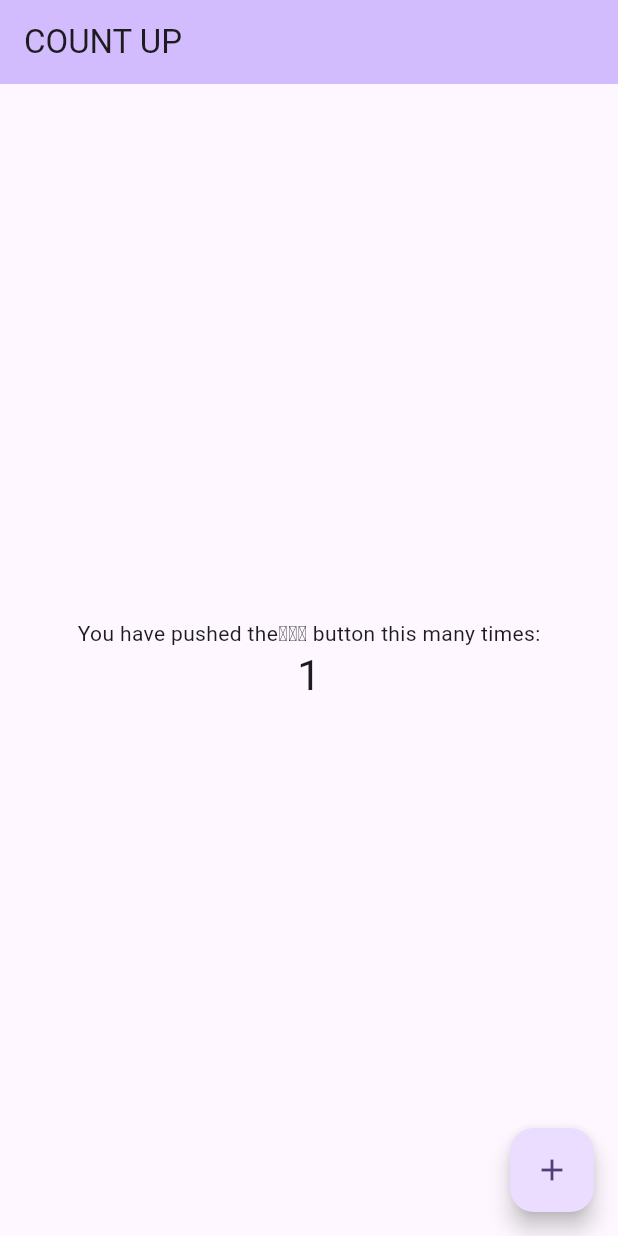
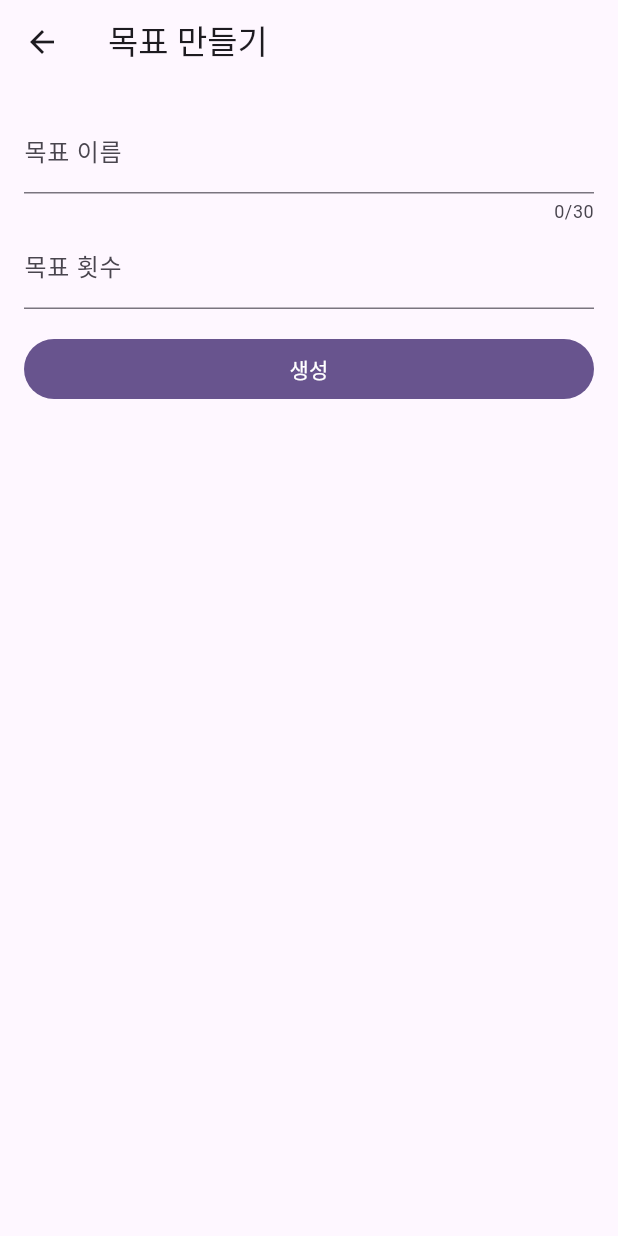
Before and after one commit to ssongbt/countup, a Flutter app: the screen it shows after launch, after a tap on the "add" icon, on a phone screen of 412 x 824 dp. Run offline on Flutter 3.47's test engine with Material 3 defaults, Android fonts, the phone set to English and light mode, and no system bars; our stand-ins replace flutter_riverpod, go_router, hive, hive_flutter; accounts and stored records are empty.

Commit message:
카운트업 기능 구현

```diff
--- /dev/null
+++ b/lib/core/db/hive_provider.dart
@@ -0,0 +1,9 @@
+import 'package:flutter_riverpod/flutter_riverpod.dart';
+import 'package:hive_flutter/hive_flutter.dart';
+
+const goalsBoxName = 'goals_box';
+
+final hiveBoxProvider = FutureProvider<Box<Map>>((ref) async {
+  await Hive.initFlutter();
+  return Hive.openBox<Map>(goalsBoxName);
+});
--- /dev/null
+++ b/lib/core/routing/app_router.dart
@@ -0,0 +1,26 @@
+import 'package:countup/core/routing/app_routes.dart';
+import 'package:countup/features/goals/presentation/screens/create_goal_screen.dart';
+import 'package:countup/features/goals/presentation/screens/goal_detail_screen.dart';
+import 'package:countup/features/goals/presentation/screens/home_screen.dart';
+import 'package:go_router/go_router.dart';
+
+final appRouter = GoRouter(
+  initialLocation: AppRoutes.home,
+  routes: [
+    GoRoute(
+      path: AppRoutes.home,
+      builder: (context, state) => const HomeScreen(),
+    ),
+    GoRoute(
+      path: AppRoutes.create,
+      builder: (context, state) => const CreateGoalScreen(),
+    ),
+    GoRoute(
+      path: AppRoutes.goalDetail,
+      builder: (context, state) {
+        final id = state.pathParameters['id'] ?? '';
+        return GoalDetailScreen(goalId: id);
+      },
+    ),
+  ],
+);
--- /dev/null
+++ b/lib/core/routing/app_routes.dart
@@ -0,0 +1,5 @@
+abstract final class AppRoutes {
+  static const home = '/home';
+  static const create = '/create';
+  static const goalDetail = '/goal/:id';
+}
--- /dev/null
+++ b/lib/features/goals/presentation/screens/create_goal_screen.dart
@@ -0,0 +1,95 @@
+import 'package:countup/features/goals/presentation/providers/goal_providers.dart';
+import 'package:flutter/material.dart';
+import 'package:flutter_riverpod/flutter_riverpod.dart';
+import 'package:go_router/go_router.dart';
+
+class CreateGoalScreen extends ConsumerStatefulWidget {
+  const CreateGoalScreen({super.key});
+
+  @override
+  ConsumerState<CreateGoalScreen> createState() => _CreateGoalScreenState();
+}
+
+class _CreateGoalScreenState extends ConsumerState<CreateGoalScreen> {
+  final _formKey = GlobalKey<FormState>();
+  final _titleController = TextEditingController();
+  final _targetController = TextEditingController();
+
+  @override
+  void dispose() {
+    _titleController.dispose();
+    _targetController.dispose();
+    super.dispose();
+  }
+
+  Future<void> _submit() async {
+    final form = _formKey.currentState;
+    if (form == null || !form.validate()) {
+      return;
+    }
+
+    await ref.read(goalsProvider.notifier).createGoal(
+          title: _titleController.text,
+          targetCount: int.parse(_targetController.text),
+        );
+
+    if (mounted) {
+      context.pop();
+    }
+  }
+
+  @override
+  Widget build(BuildContext context) {
+    return Scaffold(
+      appBar: AppBar(title: const Text('목표 만들기')),
+      body: Padding(
+        padding: const EdgeInsets.all(16),
+        child: Form(
+          key: _formKey,
+          child: Column(
+            children: [
+              TextFormField(
+                controller: _titleController,
+                maxLength: 30,
+                decoration: const InputDecoration(
+                  labelText: '목표 이름',
+                  hintText: '예: 헬스 13번 가기',
+                ),
+                validator: (value) {
+                  final text = value?.trim() ?? '';
+                  if (text.isEmpty) {
+                    return '목표 이름을 입력해주세요.';
+                  }
+                  return null;
+                },
+              ),
+              TextFormField(
+                controller: _targetController,
+                decoration: const InputDecoration(
+                  labelText: '목표 횟수',
+                  hintText: '예: 13',
+                ),
+                keyboardType: TextInputType.number,
+                validator: (value) {
+                  final parsed = int.tryParse(value ?? '');
+                  if (parsed == null || parsed < 1 || parsed > 9999) {
+                    return '1~9999 사이 숫자를 입력해주세요.';
+                  }
+                  return null;
+                },
+              ),
+              const SizedBox(height: 16),
+              SizedBox(
+                width: double.infinity,
+                child: FilledButton(
+                  onPressed: _submit,
+                  child: const Text('생성'),
+                ),
+              ),
+            ],
+          ),
+        ),
+      ),
+    );
+  }
+}
--- /dev/null
+++ b/lib/features/goals/presentation/screens/home_screen.dart
@@ -0,0 +1,47 @@
+import 'package:countup/core/routing/app_routes.dart';
+import 'package:countup/features/goals/presentation/providers/goal_providers.dart';
+import 'package:flutter/material.dart';
+import 'package:flutter_riverpod/flutter_riverpod.dart';
+import 'package:go_router/go_router.dart';
+
+class HomeScreen extends ConsumerWidget {
+  const HomeScreen({super.key});
+
+  @override
+  Widget build(BuildContext context, WidgetRef ref) {
+    final goalsState = ref.watch(goalsProvider);
+
+    return Scaffold(
+      appBar: AppBar(title: const Text('CountUp')),
+      body: goalsState.when(
+        loading: () => const Center(child: CircularProgressIndicator()),
+        error: (error, stack) => Center(child: Text('오류: $error')),
+        data: (goals) {
+          if (goals.isEmpty) {
+            return const Center(child: Text('목표를 추가해보세요.'));
+          }
+          return ListView.separated(
+            padding: const EdgeInsets.all(16),
+            itemCount: goals.length,
+            separatorBuilder: (context, index) => const SizedBox(height: 12),
+            itemBuilder: (context, index) {
+              final goal = goals[index];
+              return Card(
+                child: ListTile(
+                  onTap: () => context.go('/goal/${goal.id}'),
+                  title: Text(goal.title),
+                  subtitle: Text('${goal.currentCount}/${goal.targetCount}'),
+                  trailing: Text('${(goal.progress * 100).round()}%'),
+                ),
+              );
+            },
+          );
+        },
+      ),
+      floatingActionButton: FloatingActionButton(
+        onPressed: () => context.push(AppRoutes.create),
+        child: const Icon(Icons.add),
+      ),
+    );
+  }
+}
--- a/lib/main.dart
+++ b/lib/main.dart
@@ -1,70 +1,35 @@
+import 'package:countup/core/db/hive_provider.dart';
+import 'package:countup/core/routing/app_router.dart';
 import 'package:flutter/material.dart';
+import 'package:flutter_riverpod/flutter_riverpod.dart';
 
 void main() {
-  runApp(const MyApp());
+  runApp(const ProviderScope(child: CountUpApp()));
 }
 
-class MyApp extends StatelessWidget {
-  const MyApp({super.key});
+class CountUpApp extends ConsumerWidget {
+  const CountUpApp({super.key});
 
-  // This widget is the root of your application.
   @override
-  Widget build(BuildContext context) {
-    return MaterialApp(
-      title: 'COUNT UP',
+  Widget build(BuildContext context, WidgetRef ref) {
+    final dbState = ref.watch(hiveBoxProvider);
+    return MaterialApp.router(
+      title: 'CountUp',
       theme: ThemeData(
-        colorScheme: .fromSeed(seedColor: Colors.deepPurple),
+        colorScheme: ColorScheme.fromSeed(seedColor: Colors.deepPurple),
       ),
-      home: const MyHomePage(title: 'COUNT UP'),
+      routerConfig: appRouter,
+      builder: (context, child) {
+        return dbState.when(
+          data: (_) => child ?? const SizedBox.shrink(),
+          loading: () => const Scaffold(
+            body: Center(child: CircularProgressIndicator()),
+          ),
+          error: (error, stack) => Scaffold(
+            body: Center(child: Text('로컬 DB 초기화 오류: $error')),
+          ),
+        );
+      },
     );
   }
 }
-
-class MyHomePage extends StatefulWidget {
-  const MyHomePage({super.key, required this.title});
-
-  final String title;
-
-  @override
-  State<MyHomePage> createState() => _MyHomePageState();
-}
-
-class _MyHomePageState extends State<MyHomePage> {
-  int _counter = 0;
-
-  void _incrementCounter() {
-    setState(() {
-      _counter++;
-    });
-  }
-
-  @override
-  Widget build(BuildContext context) {
-
-    return Scaffold(
-      appBar: AppBar(
-        backgroundColor: Theme.of(context).colorScheme.inversePrimary,
-
-        title: Text(widget.title),
-      ),
-      body: Center(
-        child: Column(
-
-          mainAxisAlignment: .center,
-          children: [
-            const Text('You have pushed theㅇㅇㅇ button this many times:'),
-            Text(
-              '$_counter',
-              style: Theme.of(context).textTheme.headlineMedium,
-            ),
-          ],
-        ),
-      ),
-      floatingActionButton: FloatingActionButton(
-        onPressed: _incrementCounter,
-        tooltip: 'Increment',
-        child: const Icon(Icons.add),
-      ),
-    );
-  }
-}
```
Also changed, not shown: lib/features/goals/data/models/goal_model.dart (added, +97 -0 lines), lib/features/goals/data/repositories/hive_goal_repository.dart (added, +88 -0 lines), lib/features/goals/domain/entities/goal.dart (added, +49 -0 lines), lib/features/goals/domain/repositories/goal_repository.dart (added, +11 -0 lines), lib/features/goals/presentation/providers/goal_providers.dart (added, +74 -0 lines), lib/features/goals/presentation/screens/goal_detail_screen.dart (added, +83 -0 lines), pubspec.yaml (+3 -4 lines), pubspec.lock, 4 other files.
